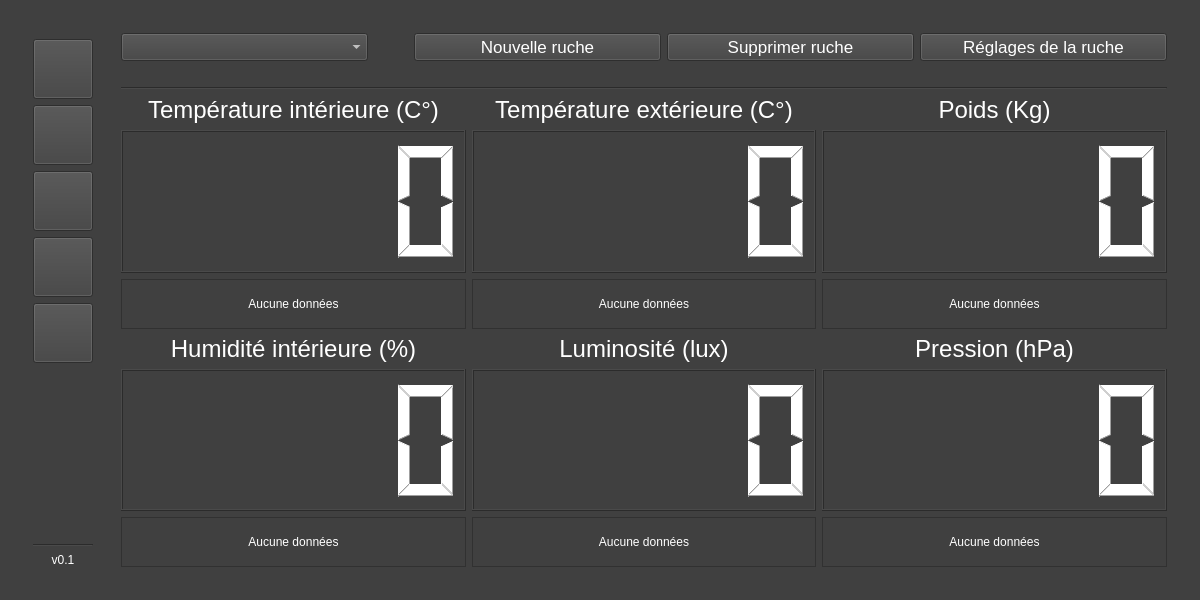
This is trunk/beehoneyt-desktop/ihm.ui in zayfix/beehoneyt as Qt 5 draws it before an edit. The edited form follows.
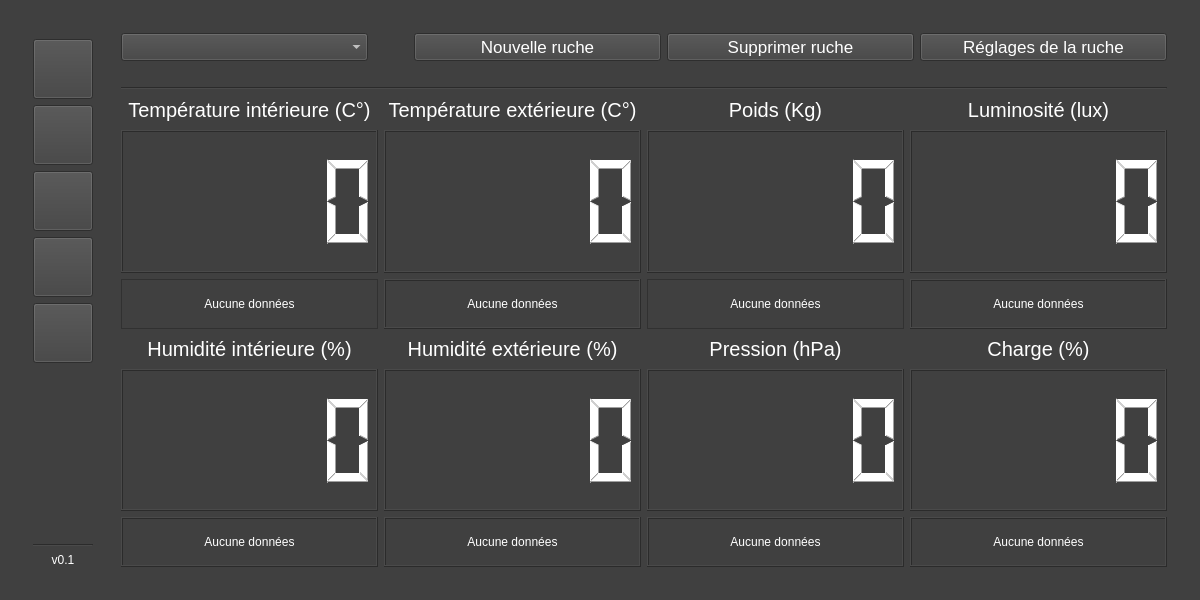
This is the edited form. Icons and pictures are not drawn. Custom widgets are drawn as their Qt base class.

Commit message: Mise à jour du protocole, ajout de la charge de la batterie

The edit to the form file:
```diff
--- a/trunk/beehoneyt-desktop/ihm.ui
+++ b/trunk/beehoneyt-desktop/ihm.ui
@@ -345,6 +345,66 @@
            </item>
            <item>
             <layout class="QGridLayout" name="gridLayout_2">
+             <item row="1" column="0">
+              <layout class="QVBoxLayout" name="verticalLayout_12">
+               <item>
+                <widget class="QLabel" name="label_6">
+                 <property name="maximumSize">
+                  <size>
+                   <width>16777215</width>
+                   <height>28</height>
+                  </size>
+                 </property>
+                 <property name="font">
+                  <font>
+                   <pointsize>15</pointsize>
+                  </font>
+                 </property>
+                 <property name="styleSheet">
+                  <string notr="true">color:white;</string>
+                 </property>
+                 <property name="text">
+                  <string>Humidité intérieure (%)</string>
+                 </property>
+                 <property name="alignment">
+                  <set>Qt::AlignCenter</set>
+                 </property>
+                </widget>
+               </item>
+               <item>
+                <widget class="QLCDNumber" name="lcdNumber_humidite_interieure">
+                 <property name="layoutDirection">
+                  <enum>Qt::LeftToRight</enum>
+                 </property>
+                 <property name="digitCount">
+                  <number>5</number>
+                 </property>
+                </widget>
+               </item>
+               <item>
+                <widget class="QLabel" name="label_maj_humidite_interieure">
+                 <property name="maximumSize">
+                  <size>
+                   <width>16777215</width>
+                   <height>50</height>
+                  </size>
+                 </property>
+                 <property name="frameShape">
+                  <enum>QFrame::Box</enum>
+                 </property>
+                 <property name="frameShadow">
+                  <enum>QFrame::Raised</enum>
+                 </property>
+                 <property name="text">
+                  <string>Aucune données</string>
+                 </property>
+                 <property name="alignment">
+                  <set>Qt::AlignCenter</set>
+                 </property>
+                </widget>
+               </item>
+              </layout>
+             </item>
              <item row="0" column="0">
               <layout class="QVBoxLayout" name="verticalLayout_7">
                <item>
@@ -357,7 +417,7 @@
                  </property>
                  <property name="font">
                   <font>
-                   <pointsize>18</pointsize>
+                   <pointsize>15</pointsize>
                   </font>
                  </property>
                  <property name="styleSheet">
@@ -402,63 +462,6 @@
                </item>
               </layout>
              </item>
-             <item row="0" column="1">
-              <layout class="QVBoxLayout" name="verticalLayout_8">
-               <item>
-                <widget class="QLabel" name="label_4">
-                 <property name="maximumSize">
-                  <size>
-                   <width>16777215</width>
-                   <height>28</height>
-                  </size>
-                 </property>
-                 <property name="font">
-                  <font>
-                   <pointsize>18</pointsize>
-                  </font>
-                 </property>
-                 <property name="styleSheet">
-                  <string notr="true">color:white;</string>
-                 </property>
-                 <property name="text">
-                  <string>Température extérieure (C°)</string>
-                 </property>
-                 <property name="alignment">
-                  <set>Qt::AlignCenter</set>
-                 </property>
-                </widget>
-               </item>
-               <item>
-                <widget class="QLCDNumber" name="lcdNumber_temperature_exterieure">
-                 <property name="styleSheet">
-                  <string notr="true">color:white;</string>
-                 </property>
-                 <property name="digitCount">
-                  <number>5</number>
-                 </property>
-                </widget>
-               </item>
-               <item>
-                <widget class="QLabel" name="label_maj_temp_ext">
-                 <property name="maximumSize">
-                  <size>
-                   <width>16777215</width>
-                   <height>50</height>
-                  </size>
-                 </property>
-                 <property name="frameShape">
-                  <enum>QFrame::StyledPanel</enum>
-                 </property>
-                 <property name="text">
-                  <string>Aucune données</string>
-                 </property>
-                 <property name="alignment">
-                  <set>Qt::AlignCenter</set>
-                 </property>
-                </widget>
-               </item>
-              </layout>
-             </item>
              <item row="0" column="2">
               <layout class="QVBoxLayout" name="verticalLayout_10">
                <item>
@@ -471,7 +474,7 @@
                  </property>
                  <property name="font">
                   <font>
-                   <pointsize>18</pointsize>
+                   <pointsize>15</pointsize>
                   </font>
                  </property>
                  <property name="styleSheet">
@@ -487,9 +490,6 @@
                </item>
                <item>
                 <widget class="QLCDNumber" name="lcdNumber_poids">
-                 <property name="styleSheet">
-                  <string notr="true">color:white;</string>
-                 </property>
                  <property name="smallDecimalPoint">
                   <bool>false</bool>
                  </property>
@@ -525,10 +525,10 @@
                </item>
               </layout>
              </item>
-             <item row="1" column="0">
-              <layout class="QVBoxLayout" name="verticalLayout_12">
+             <item row="0" column="1">
+              <layout class="QVBoxLayout" name="verticalLayout_8">
                <item>
-                <widget class="QLabel" name="label_6">
+                <widget class="QLabel" name="label_4">
                  <property name="maximumSize">
                   <size>
                    <width>16777215</width>
@@ -537,14 +537,14 @@
                  </property>
                  <property name="font">
                   <font>
-                   <pointsize>18</pointsize>
+                   <pointsize>15</pointsize>
                   </font>
                  </property>
                  <property name="styleSheet">
                   <string notr="true">color:white;</string>
                  </property>
                  <property name="text">
-                  <string>Humidité intérieure (%)</string>
+                  <string>Température extérieure (C°)</string>
                  </property>
                  <property name="alignment">
                   <set>Qt::AlignCenter</set>
@@ -552,17 +552,14 @@
                 </widget>
                </item>
                <item>
-                <widget class="QLCDNumber" name="lcdNumber_humidite">
-                 <property name="styleSheet">
-                  <string notr="true">color:white;</string>
-                 </property>
+                <widget class="QLCDNumber" name="lcdNumber_temperature_exterieure">
                  <property name="digitCount">
                   <number>5</number>
                  </property>
                 </widget>
                </item>
                <item>
-                <widget class="QLabel" name="label_maj_humidite">
+                <widget class="QLabel" name="label_maj_temp_ext">
                  <property name="maximumSize">
                   <size>
                    <width>16777215</width>
@@ -570,64 +567,10 @@
                   </size>
                  </property>
                  <property name="frameShape">
-                  <enum>QFrame::StyledPanel</enum>
+                  <enum>QFrame::Box</enum>
                  </property>
-                 <property name="text">
-                  <string>Aucune données</string>
-                 </property>
-                 <property name="alignment">
-                  <set>Qt::AlignCenter</set>
-                 </property>
-                </widget>
-               </item>
-              </layout>
-             </item>
-             <item row="1" column="1">
-              <layout class="QVBoxLayout" name="verticalLayout_13">
-               <item>
-                <widget class="QLabel" name="label_12">
-                 <property name="maximumSize">
-                  <size>
-                   <width>16777215</width>
-                   <height>28</height>
-                  </size>
-                 </property>
-                 <property name="font">
-                  <font>
-                   <pointsize>18</pointsize>
-                  </font>
-                 </property>
-                 <property name="styleSheet">
-                  <string notr="true">color:white;</string>
-                 </property>
-                 <property name="text">
-                  <string>Luminosité (lux)</string>
-                 </property>
-                 <property name="alignment">
-                  <set>Qt::AlignCenter</set>
-                 </property>
-                </widget>
-               </item>
-               <item>
-                <widget class="QLCDNumber" name="lcdNumber_ensoleillement">
-                 <property name="styleSheet">
-                  <string notr="true">color:white;</string>
-                 </property>
-                 <property name="digitCount">
-                  <number>5</number>
-                 </property>
-                </widget>
-               </item>
-               <item>
-                <widget class="QLabel" name="label_maj_luminosite">
-                 <property name="maximumSize">
-                  <size>
-                   <width>16777215</width>
-                   <height>50</height>
-                  </size>
-                 </property>
-                 <property name="frameShape">
-                  <enum>QFrame::StyledPanel</enum>
+                 <property name="frameShadow">
+                  <enum>QFrame::Raised</enum>
                  </property>
                  <property name="text">
                   <string>Aucune données</string>
@@ -651,7 +594,7 @@
                  </property>
                  <property name="font">
                   <font>
-                   <pointsize>18</pointsize>
+                   <pointsize>15</pointsize>
                   </font>
                  </property>
                  <property name="styleSheet">
@@ -667,9 +610,6 @@
                </item>
                <item>
                 <widget class="QLCDNumber" name="lcdNumber_pression">
-                 <property name="styleSheet">
-                  <string notr="true">color:white;</string>
-                 </property>
                  <property name="digitCount">
                   <number>5</number>
                  </property>
@@ -684,7 +624,163 @@
                   </size>
                  </property>
                  <property name="frameShape">
-                  <enum>QFrame::StyledPanel</enum>
+                  <enum>QFrame::Box</enum>
+                 </property>
+                 <property name="frameShadow">
+                  <enum>QFrame::Raised</enum>
+                 </property>
+                 <property name="text">
+                  <string>Aucune données</string>
+                 </property>
+                 <property name="alignment">
+                  <set>Qt::AlignCenter</set>
+                 </property>
+                </widget>
+               </item>
+              </layout>
+             </item>
+             <item row="1" column="1">
+              <layout class="QVBoxLayout" name="verticalLayout_13">
+               <item>
+                <widget class="QLabel" name="label_12">
+                 <property name="maximumSize">
+                  <size>
+                   <width>16777215</width>
+                   <height>28</height>
+                  </size>
+                 </property>
+                 <property name="font">
+                  <font>
+                   <pointsize>15</pointsize>
+                  </font>
+                 </property>
+                 <property name="styleSheet">
+                  <string notr="true">color:white;</string>
+                 </property>
+                 <property name="text">
+                  <string>Humidité extérieure (%)</string>
+                 </property>
+                 <property name="alignment">
+                  <set>Qt::AlignCenter</set>
+                 </property>
+                </widget>
+               </item>
+               <item>
+                <widget class="QLCDNumber" name="lcdNumber_humidite_exterieure"/>
+               </item>
+               <item>
+                <widget class="QLabel" name="label_maj_humidite_exterieure">
+                 <property name="maximumSize">
+                  <size>
+                   <width>16777215</width>
+                   <height>50</height>
+                  </size>
+                 </property>
+                 <property name="frameShape">
+                  <enum>QFrame::Box</enum>
+                 </property>
+                 <property name="frameShadow">
+                  <enum>QFrame::Raised</enum>
+                 </property>
+                 <property name="text">
+                  <string>Aucune données</string>
+                 </property>
+                 <property name="alignment">
+                  <set>Qt::AlignCenter</set>
+                 </property>
+                </widget>
+               </item>
+              </layout>
+             </item>
+             <item row="1" column="3">
+              <layout class="QVBoxLayout" name="verticalLayout_19">
+               <item>
+                <widget class="QLabel" name="label_3">
+                 <property name="maximumSize">
+                  <size>
+                   <width>16777215</width>
+                   <height>28</height>
+                  </size>
+                 </property>
+                 <property name="font">
+                  <font>
+                   <pointsize>15</pointsize>
+                  </font>
+                 </property>
+                 <property name="text">
+                  <string>Charge (%)</string>
+                 </property>
+                 <property name="alignment">
+                  <set>Qt::AlignCenter</set>
+                 </property>
+                </widget>
+               </item>
+               <item>
+                <widget class="QLCDNumber" name="lcdNumber_charge"/>
+               </item>
+               <item>
+                <widget class="QLabel" name="label_maj_charge">
+                 <property name="maximumSize">
+                  <size>
+                   <width>16777215</width>
+                   <height>50</height>
+                  </size>
+                 </property>
+                 <property name="frameShape">
+                  <enum>QFrame::Box</enum>
+                 </property>
+                 <property name="frameShadow">
+                  <enum>QFrame::Raised</enum>
+                 </property>
+                 <property name="text">
+                  <string>Aucune données</string>
+                 </property>
+                 <property name="alignment">
+                  <set>Qt::AlignCenter</set>
+                 </property>
+                </widget>
+               </item>
+              </layout>
+             </item>
+             <item row="0" column="3">
+              <layout class="QVBoxLayout" name="verticalLayout_20">
+               <item>
+                <widget class="QLabel" name="label_15">
+                 <property name="maximumSize">
+                  <size>
+                   <width>16777215</width>
+                   <height>28</height>
+                  </size>
+                 </property>
+                 <property name="font">
+                  <font>
+                   <pointsize>15</pointsize>
+                  </font>
+                 </property>
+                 <property name="text">
+                  <string>Luminosité (lux)</string>
+                 </property>
+                 <property name="alignment">
+                  <set>Qt::AlignCenter</set>
+                 </property>
+                </widget>
+               </item>
+               <item>
+                <widget class="QLCDNumber" name="lcdNumber_ensoleillement"/>
+               </item>
+               <item>
+                <widget class="QLabel" name="label_maj_ensoleillement">
+                 <property name="maximumSize">
+                  <size>
+                   <width>16777215</width>
+                   <height>50</height>
+                  </size>
+                 </property>
+                 <property name="frameShape">
+                  <enum>QFrame::Box</enum>
+                 </property>
+                 <property name="frameShadow">
+                  <enum>QFrame::Raised</enum>
                  </property>
                  <property name="text">
                   <string>Aucune données</string>
```
The commit also changes 4 other files.
